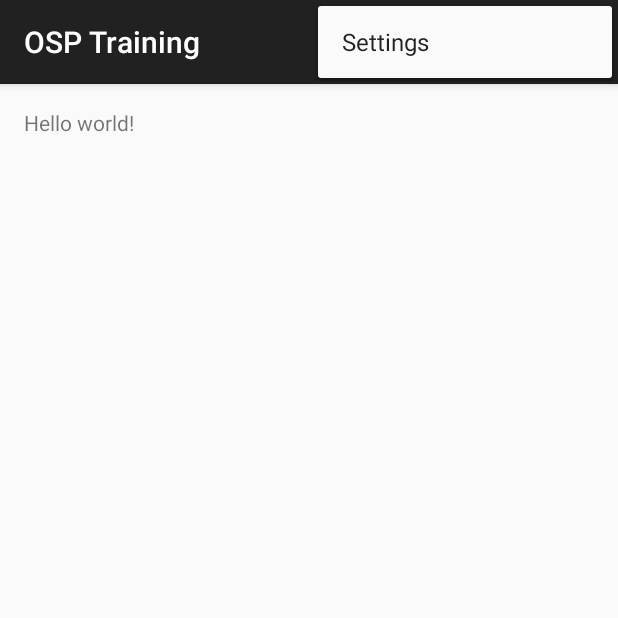
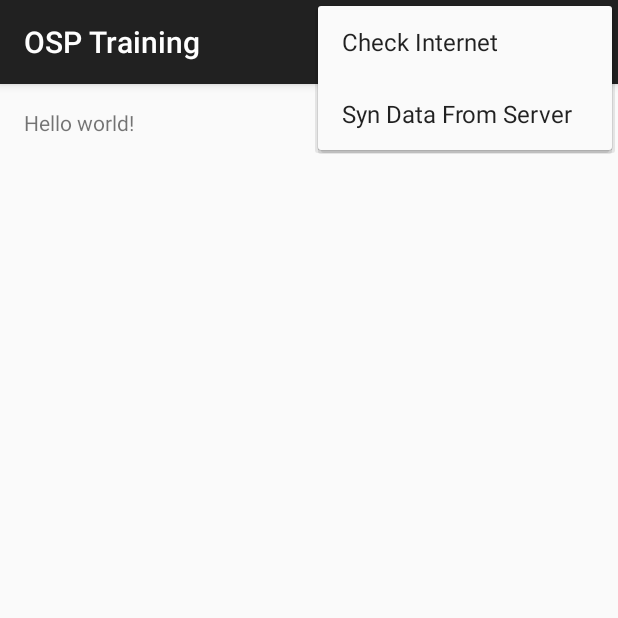
Before and after one commit to meoamsphp/TestGitHub, an Android app: the screen it shows after launch (MainActivity), with the options menu open, on a phone screen of 412 x 824 dp, the top half of it. Run offline under Robolectric (Android 15) with nearby library versions, the phone set to English and light mode, and no system bars.

Commit message:
Syn ด้วยมือ
สร้างเมนู แล้ว Syn ด้วยมือ

```diff
--- a/OSPTraining/app/src/main/java/appewtc/masterung/osptraining/MainActivity.java
+++ b/OSPTraining/app/src/main/java/appewtc/masterung/osptraining/MainActivity.java
@@ -1,5 +1,6 @@
 package appewtc.masterung.osptraining;
 
+import android.database.sqlite.SQLiteDatabase;
 import android.os.Build;
 import android.os.StrictMode;
 import android.support.v7.app.ActionBarActivity;
@@ -7,6 +8,7 @@ import android.os.Bundle;
 import android.util.Log;
 import android.view.Menu;
 import android.view.MenuItem;
+import android.widget.Toast;
 
 import org.apache.http.HttpEntity;
 import org.apache.http.HttpResponse;
@@ -39,7 +41,10 @@ public class MainActivity extends ActionBarActivity {
         objLocationTABLE = new LocationTABLE(this);
 
         //Tester
-        testerAddData();
+        //testerAddData();
+
+        //Delete All Data
+        deleteAllData();
 
         //Syn JSON to SQLite
         synJSONtoSQLite();
@@ -47,6 +52,13 @@ public class MainActivity extends ActionBarActivity {
 
 
     }   // onCreate
+
+    private void deleteAllData() {
+
+        SQLiteDatabase objSQLite = openOrCreateDatabase("Osp.db", MODE_PRIVATE, null);
+        objSQLite.delete("userTABLE", null, null);
+
+    }   // deleteAllData
 
     private void synJSONtoSQLite() {
 
@@ -139,15 +151,16 @@ public class MainActivity extends ActionBarActivity {
 
     @Override
     public boolean onOptionsItemSelected(MenuItem item) {
-        // Handle action bar item clicks here. The action bar will
-        // automatically handle clicks on the Home/Up button, so long
-        // as you specify a parent activity in AndroidManifest.xml.
-        int id = item.getItemId();
 
-        //noinspection SimplifiableIfStatement
-        if (id == R.id.action_settings) {
-            return true;
-        }
+        switch (item.getItemId()) {
+
+            case R.id.itemSynJSON:
+                deleteAllData();
+                synJSONtoSQLite();
+                Toast.makeText(MainActivity.this, "ซิ้งโครไนซ์ เรียบร้อยแล้วคะ", Toast.LENGTH_SHORT).show();
+                break;
+
+        }   // switch
 
         return super.onOptionsItemSelected(item);
     }
--- a/OSPTraining/app/src/main/res/menu/menu_main.xml
+++ b/OSPTraining/app/src/main/res/menu/menu_main.xml
@@ -1,6 +1,10 @@
 <menu xmlns:android="http://schemas.android.com/apk/res/android"
     xmlns:app="http://schemas.android.com/apk/res-auto"
-    xmlns:tools="http://schemas.android.com/tools" tools:context=".MainActivity">
-    <item android:id="@+id/action_settings" android:title="@string/action_settings"
-        android:orderInCategory="100" app:showAsAction="never" />
+    xmlns:tools="http://schemas.android.com/tools"
+    tools:context=".MainActivity">
+
+    <item android:id="@+id/itemCheckInternet" android:title="Check Internet"/>
+    <item android:id="@+id/itemSynJSON" android:title="Syn Data From Server"/>
+
+
 </menu>
```
